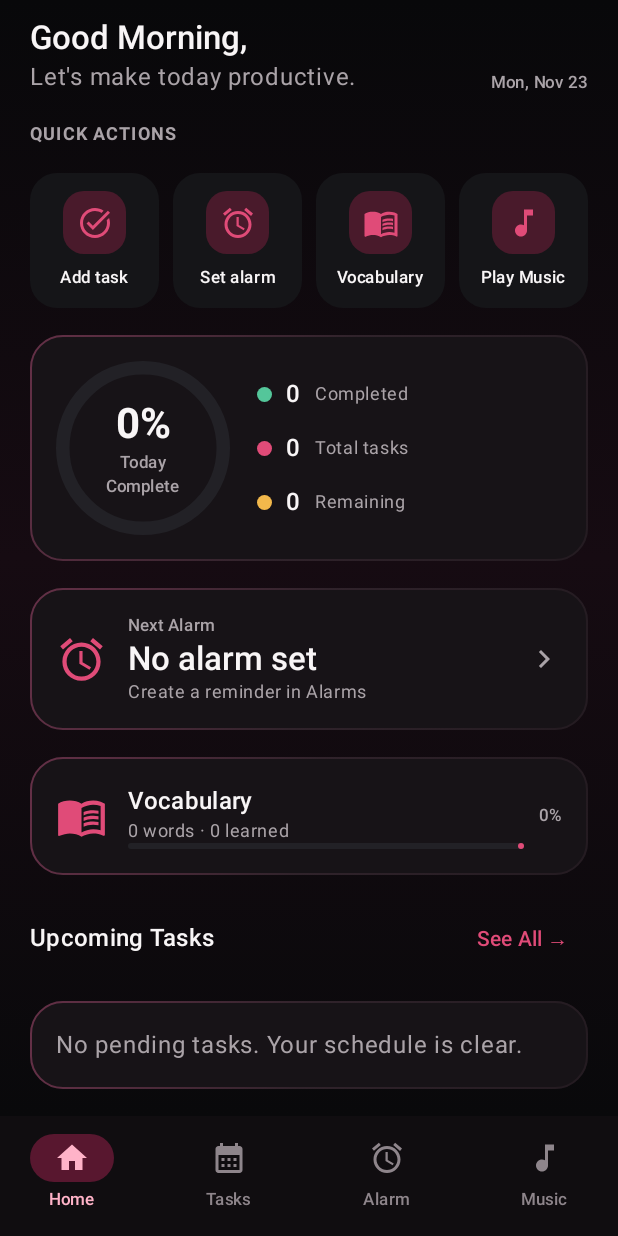
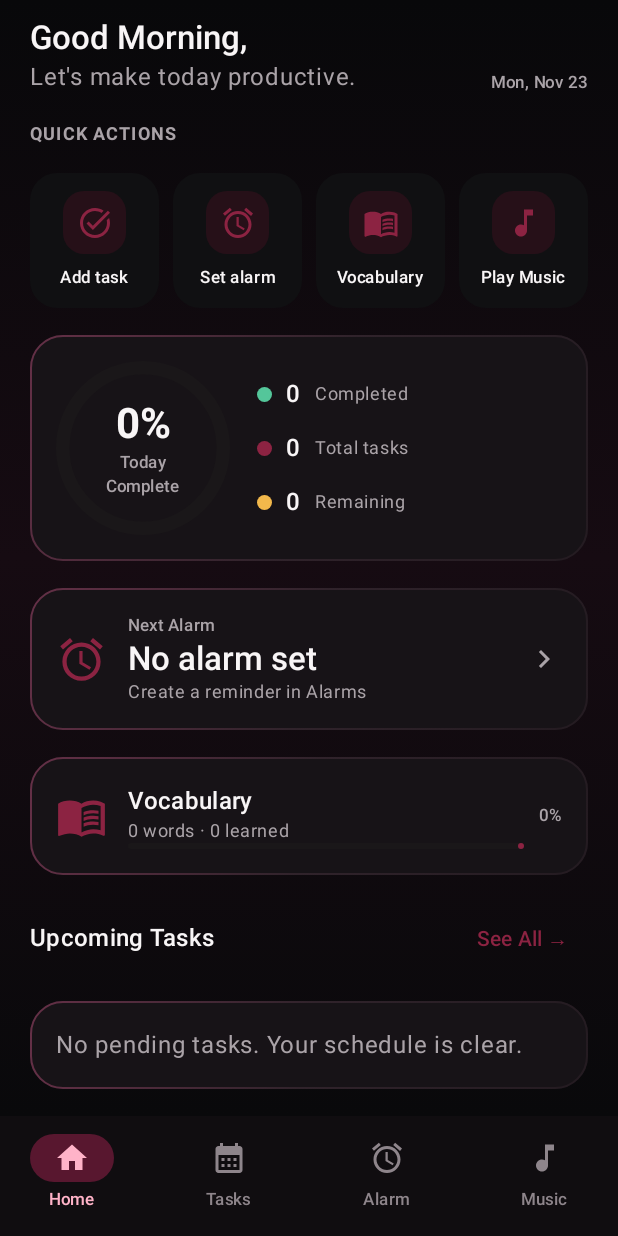
Before and after one commit to private1111-33/DAYFLOW-APP, an Android app built with Jetpack Compose: the screen it shows after launch (MainActivity), scrolled down 72 dp, on a phone screen of 412 x 824 dp. Run offline under Robolectric (Android 15) with nearby library versions, the phone set to English and light mode, and no system bars.

Commit message:
Set DAYFLOW palette to deep burgundy and black

```diff
--- a/app/src/main/java/com/dayflow/app/ui/theme/Color.kt
+++ b/app/src/main/java/com/dayflow/app/ui/theme/Color.kt
@@ -2,13 +2,13 @@ package com.dayflow.app.ui.theme
 
 import androidx.compose.ui.graphics.Color
 
-val Background = Color(0xFF0B0B0D)
-val Surface = Color(0xFF151518)
-val SurfaceElevated = Color(0xFF222126)
-val Burgundy = Color(0xFF9E234B)
-val BurgundyLight = Color(0xFFE04B78)
+val Background = Color(0xFF070708)
+val Surface = Color(0xFF101012)
+val SurfaceElevated = Color(0xFF1A1719)
+val Burgundy = Color(0xFF4A1024)
+val BurgundyLight = Color(0xFF8C2342)
 val TextPrimary = Color(0xFFF8F5F6)
 val TextSecondary = Color(0xFFAAA3A8)
-val Divider = Color(0xFF332A30)
+val Divider = Color(0xFF2A1A20)
 val Success = Color(0xFF54C69A)
 val Warning = Color(0xFFF2B84B)
```
